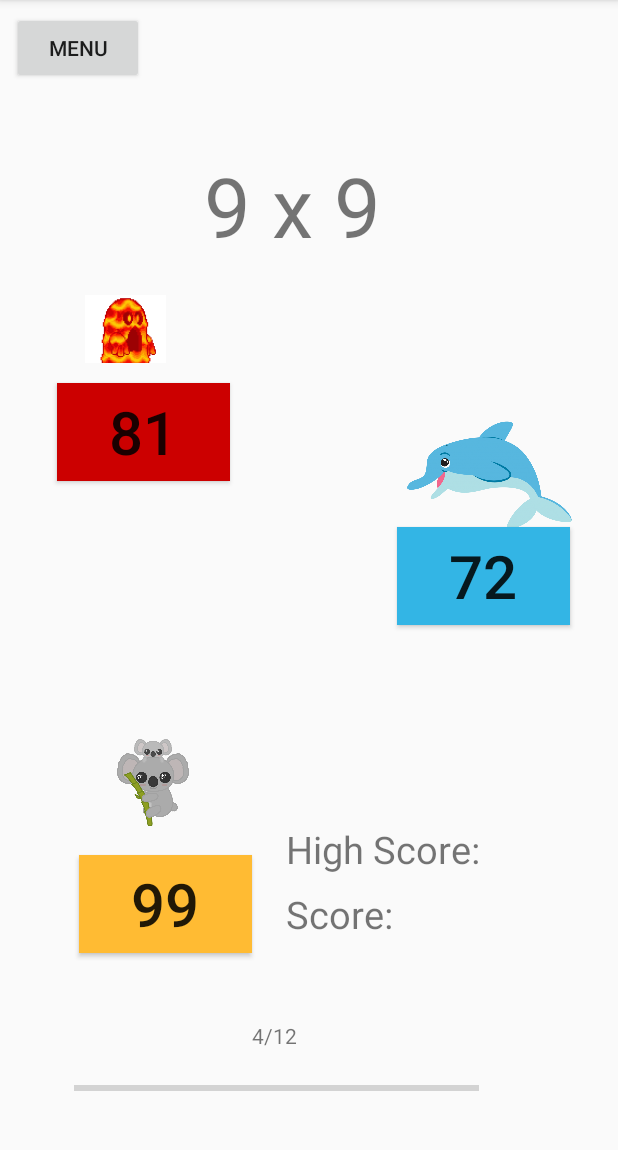
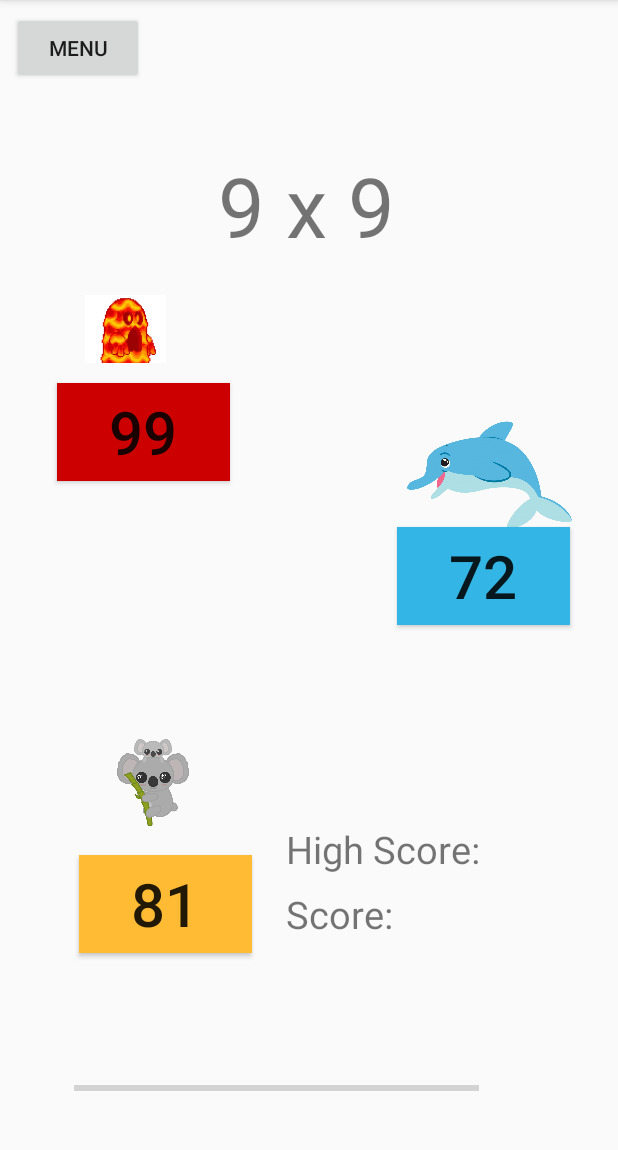
Before and after one commit to Rubberbandman2002/Arithmeticchallenge, an Android app: the screen it shows after launch (GameActivity), after a tap on an icon or button, on a phone screen of 412 x 824 dp, the part 84-1234 px from its top. Run offline under Robolectric (Android 15) with nearby library versions, the phone set to English and light mode, and no system bars.

Commit message:
Lab 6 part 1

```diff
--- a/app/src/main/java/com/example/li08370/arithmeticchallenge/ArithmeticChallenge.java
+++ b/app/src/main/java/com/example/li08370/arithmeticchallenge/ArithmeticChallenge.java
@@ -6,10 +6,14 @@ public abstract class ArithmeticChallenge {
     private String mQuestionText;
     private long mStartTime;
     private String[] mChoiceText = new String[3];
-    // fields initialized herke
+    private int mScore;
+    private int mProgress;
+    private int mTURNS_PER_LEVEL;
+    private int mAnswer;
+    // fields initialized here
 
     public ArithmeticChallenge(int TOTAL_LEVELS, int TURNS_PER_LEVEL) {
-        // to be implemented
+        mTURNS_PER_LEVEL = TURNS_PER_LEVEL;
     }
 
     /******************************************************
@@ -41,6 +45,29 @@ public abstract class ArithmeticChallenge {
         mStartTime = System.currentTimeMillis();
     }
 
+    public int getProgress() {
+        return mProgress;
+    }
+
+    public void setProgress() {
+        mProgress += 100 / mTURNS_PER_LEVEL;
+    }
+
+    public int getScore() {
+        return mScore;
+    }
+
+    public void setScore(boolean isCorrect) {
+        if (isCorrect) {
+            long duration = System.currentTimeMillis() - mStartTime;
+
+            if (duration > 5000) {
+                duration = 5000;
+            }
+        mScore += 100 - duration / 100;
+        }
+    }
+
 
         // other getters and setters declared and implemented here
 
@@ -48,35 +75,37 @@ public abstract class ArithmeticChallenge {
          * Concrete Classes
          ******************************************************/
 
-    protected boolean isCorrect(int choice) {
-        // to be implemented
-        return true;
+        protected boolean isCorrect ( int choice) {
+            boolean correct = (Integer.parseInt(mChoiceText[choice])== mAnswer) ? true : false;
+            //rrr
+            return correct;
           }
 
 
-    private void shuffleChoices(int[] choices) {
+        private void shuffleChoices ( int[] choices){
+           mAnswer = choices[0];
             int choice = (int) (3 * Math.random() + 1);
-        {
+
                 switch (choice) {
 
                     case 1:
-                    mChoiceText[0] = " " + choices[0] + " ";
-                    mChoiceText[1] = " " + choices[1] + " ";
-                    mChoiceText[2] = " " + choices[2] + " ";
+                        mChoiceText[0] = Integer.toString(choices[0]);
+                        mChoiceText[1] = Integer.toString(choices[1]);
+                        mChoiceText[2] = Integer.toString(choices[2]);
                         break;
 
                     case 2:
-                    mChoiceText[0] = " " + choices[1] + " ";
-                    mChoiceText[1] = " " + choices[0] + " ";
-                    mChoiceText[2] = " " + choices[2] + " ";
+                        mChoiceText[0] = Integer.toString(choices[1]);
+                        mChoiceText[1] = Integer.toString(choices[2]);
+                        mChoiceText[2] = Integer.toString(choices[0]);
                         break;
+
                     case 3:
-                    mChoiceText[0] = " " + choices[0] + " ";
-                    mChoiceText[1] = " " + choices[2] + " ";
-                    mChoiceText[2] = " " + choices[1] + " ";
+                        mChoiceText[0] = Integer.toString(choices[2]);
+                        mChoiceText[1] = Integer.toString(choices[0]);
+                        mChoiceText[2] = Integer.toString(choices[1]);
                         break;
 
                 }
             }
         }
-}
--- a/app/src/main/java/com/example/li08370/arithmeticchallenge/Multiplication.java
+++ b/app/src/main/java/com/example/li08370/arithmeticchallenge/Multiplication.java
@@ -41,7 +41,7 @@ public class Multiplication extends ArithmeticChallenge {
             else
                 option3 = num2 * (int) (3 * Math.random() + num1);
 
-        } while (option3 == option2 && option3 == option1);
+        } while (option3 == option2 || option3 == option1 || option2 == option1);
         int[] Choices = {option1, option2, option3};
         return Choices;
     }
--- a/app/src/main/res/layout/activity_game.xml
+++ b/app/src/main/res/layout/activity_game.xml
@@ -84,24 +84,6 @@
         app:layout_constraintTop_toTopOf="parent"
         app:layout_constraintVertical_bias="1.0" />
 
-    <TextView
-        android:id="@+id/textView_progress_number"
-        android:layout_width="wrap_content"
-        android:layout_height="40dp"
-        android:layout_marginBottom="8dp"
-        android:layout_marginEnd="8dp"
-        android:layout_marginLeft="8dp"
-        android:layout_marginRight="8dp"
-        android:layout_marginStart="8dp"
-        android:layout_marginTop="8dp"
-        android:text="4/12"
-        app:layout_constraintBottom_toBottomOf="parent"
-        app:layout_constraintEnd_toEndOf="parent"
-        app:layout_constraintHorizontal_bias="0.438"
-        app:layout_constraintStart_toStartOf="parent"
-        app:layout_constraintTop_toTopOf="parent"
-        app:layout_constraintVertical_bias="0.945" />
-
 
     <Button
         android:id="@+id/button_menu"
@@ -177,7 +159,7 @@
 
     <TextView
         android:id="@+id/textView_question"
-        android:layout_width="218dp"
+        android:layout_width="363dp"
         android:layout_height="75dp"
         android:layout_marginBottom="8dp"
         android:layout_marginEnd="8dp"
--- a/app/src/main/res/values/strings.xml
+++ b/app/src/main/res/values/strings.xml
@@ -8,4 +8,8 @@
     <string name="High_score">High Score:</string>
     <string name="question">equation</string>
     <string name="Score">Score:</string>
+    <string name="correct_toast">CORRECT</string>
+    <string name="incorrect_toast">Wrong</string>
+    <string name="win_text">YOU WIN</string>
+    <string name="next_button">Menu</string>
 </resources>
```
Also changed, not shown: app/src/main/java/com/example/li08370/arithmeticchallenge/GameActivity.java (+19 -3 lines). Lines whose indentation alone changed are shown as unchanged.
